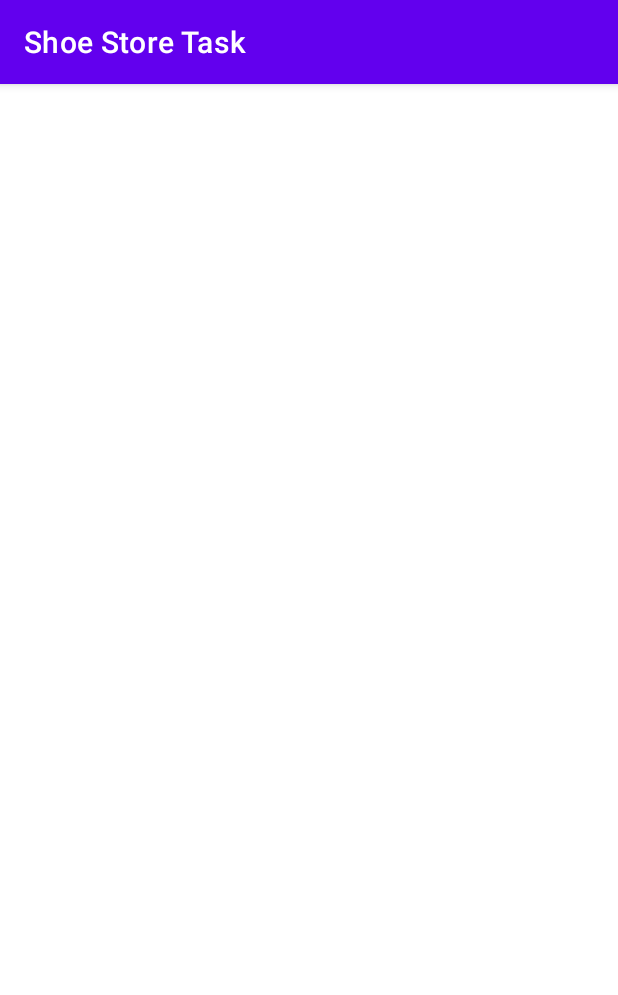
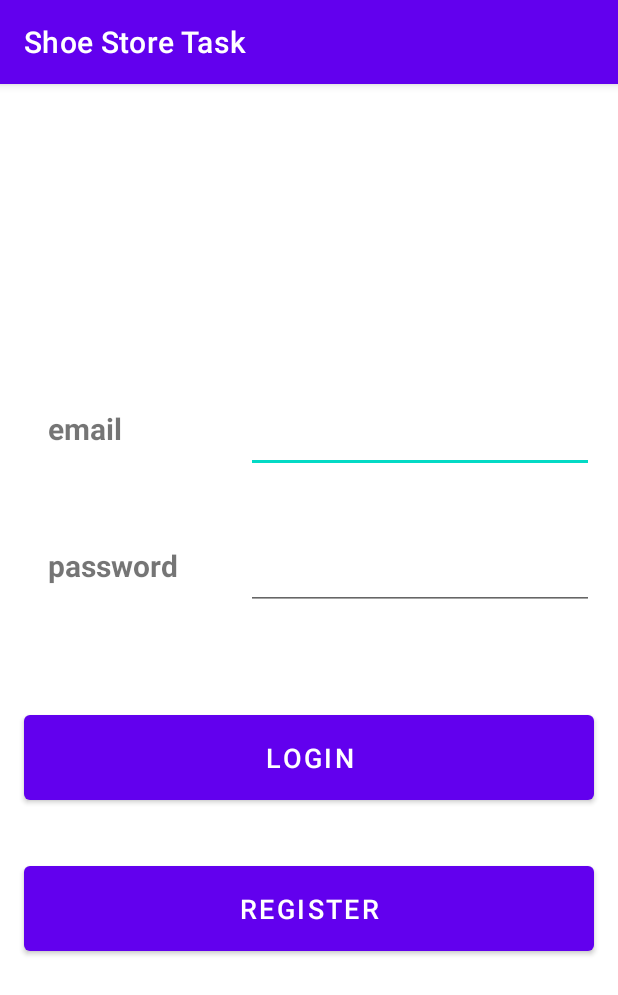
Before and after one commit to HappySolutions/Shoe-Store-Task, an Android app: the screen it shows after launch (MainActivity), on a phone screen of 412 x 824 dp. Shown: the top 995 px of the screen. Run offline under Robolectric (Android 15) with nearby library versions, the phone set to English and light mode, and no system bars; our stand-ins replace data binding.

Commit message:
fixing navigation issue with databinding

```diff
--- a/app/src/main/java/com/example/shoestoretask/screens/login/LoginFragment.kt
+++ b/app/src/main/java/com/example/shoestoretask/screens/login/LoginFragment.kt
@@ -6,9 +6,10 @@ import android.view.LayoutInflater
 import android.view.View
 import android.view.ViewGroup
 import androidx.databinding.DataBindingUtil
-import androidx.databinding.ViewDataBinding
+import androidx.navigation.findNavController
 import com.example.shoestoretask.R
-
+import com.example.shoestoretask.databinding.FragmentLoginBinding
+import com.example.shoestoretask.screens.login.LoginFragmentDirections.Companion.actionLoginFragmentToWelcomeFragment
 
 class LoginFragment : Fragment() {
 
@@ -18,10 +19,18 @@ class LoginFragment : Fragment() {
         savedInstanceState: Bundle?
     ): View? {
         //return inflater.inflate(R.layout.fragment_login, container, false)
-        val binding: ViewDataBinding? =
+        val binding: FragmentLoginBinding? =
             DataBindingUtil.inflate(inflater, R.layout.fragment_login,
                 container, false)
+        binding?.loginB?.setOnClickListener {
+                view: View -> view.findNavController().navigate(LoginFragmentDirections.actionLoginFragmentToWelcomeFragment())
+        }
+        binding?.regB?.setOnClickListener {
+                view: View -> view.findNavController().navigate(LoginFragmentDirections.actionLoginFragmentToWelcomeFragment())
+        }
+
         return binding?.root
     }
 
+
 }
--- a/app/src/main/res/layout/fragment_login.xml
+++ b/app/src/main/res/layout/fragment_login.xml
@@ -1,62 +1,90 @@
 <?xml version="1.0" encoding="utf-8"?>
 <layout xmlns:android="http://schemas.android.com/apk/res/android"
     xmlns:tools="http://schemas.android.com/tools"
+    xmlns:app="http://schemas.android.com/apk/res-auto"
     tools:context=".screens.login.LoginFragment">
 
-   <LinearLayout
-       android:orientation="vertical"
+    <androidx.constraintlayout.widget.ConstraintLayout
         android:layout_width="match_parent"
         android:layout_height="match_parent">
+
         <EditText
             android:id="@+id/email"
-           android:layout_width="wrap_content"
+            style="@style/editTxtStyle"
+            android:layout_width="0dp"
             android:layout_height="wrap_content"
             android:layout_marginStart="32dp"
             android:layout_marginTop="200dp"
             android:layout_marginEnd="16dp"
             android:ems="10"
             android:inputType="textEmailAddress"
-           android:minHeight="48dp" />
+            app:layout_constraintEnd_toEndOf="parent"
+            app:layout_constraintHorizontal_bias="0.5"
+            app:layout_constraintStart_toEndOf="@+id/textView2"
+            app:layout_constraintTop_toTopOf="parent" />
 
         <EditText
             android:id="@+id/pass"
-           android:layout_width="wrap_content"
+            style="@style/editTxtStyle"
+            android:layout_width="0dp"
             android:layout_height="wrap_content"
             android:layout_marginStart="32dp"
             android:layout_marginTop="32dp"
             android:layout_marginEnd="16dp"
             android:ems="10"
             android:inputType="textPassword"
-           android:minHeight="48dp" />
+            app:layout_constraintEnd_toEndOf="parent"
+            app:layout_constraintHorizontal_bias="0.5"
+            app:layout_constraintStart_toEndOf="@+id/textView3"
+            app:layout_constraintTop_toBottomOf="@+id/email" />
 
         <Button
             android:id="@+id/loginB"
-           android:layout_width="wrap_content"
+            style="@style/btnStyle"
+            android:layout_width="0dp"
             android:layout_height="wrap_content"
             android:layout_marginTop="64dp"
-           android:text="login"/>
+            android:text="login"
+            app:layout_constraintEnd_toEndOf="parent"
+            app:layout_constraintStart_toStartOf="parent"
+            app:layout_constraintTop_toBottomOf="@+id/pass" />
 
         <TextView
             android:id="@+id/textView2"
-           android:layout_width="wrap_content"
+            style="@style/txtStyle"
+            android:layout_width="100dp"
             android:layout_height="wrap_content"
             android:layout_marginStart="32dp"
-           android:text="email" />
+            android:text="email"
+            app:layout_constraintBaseline_toBaselineOf="@+id/email"
+            app:layout_constraintEnd_toStartOf="@+id/email"
+            app:layout_constraintHorizontal_bias="0.5"
+            app:layout_constraintHorizontal_chainStyle="packed"
+            app:layout_constraintStart_toStartOf="parent" />
 
         <TextView
             android:id="@+id/textView3"
-           android:layout_width="wrap_content"
+            style="@style/txtStyle"
+            android:layout_width="100dp"
             android:layout_height="wrap_content"
             android:layout_marginStart="32dp"
-           android:text="password" />
+            android:text="password"
+            app:layout_constraintBaseline_toBaselineOf="@+id/pass"
+            app:layout_constraintEnd_toStartOf="@+id/pass"
+            app:layout_constraintHorizontal_bias="0.5"
+            app:layout_constraintHorizontal_chainStyle="packed"
+            app:layout_constraintStart_toStartOf="parent" />
 
         <Button
             android:id="@+id/regB"
-           android:layout_width="wrap_content"
+            style="@style/btnStyle"
+            android:layout_width="0dp"
             android:layout_height="wrap_content"
             android:layout_marginTop="32dp"
-           android:text="register" />
-
-   </LinearLayout>
+            android:text="register"
+            app:layout_constraintEnd_toEndOf="parent"
+            app:layout_constraintStart_toStartOf="parent"
+            app:layout_constraintTop_toBottomOf="@+id/loginB" />
+    </androidx.constraintlayout.widget.ConstraintLayout>
 
 </layout>
--- a/app/src/main/res/navigation/nav_graph.xml
+++ b/app/src/main/res/navigation/nav_graph.xml
@@ -12,7 +12,8 @@
         tools:layout="@layout/fragment_login" >
         <action
             android:id="@+id/action_loginFragment_to_welcomeFragment"
-            app:destination="@id/welcomeFragment" />
+            app:destination="@id/welcomeFragment"
+            app:enterAnim="@anim/nav_default_enter_anim" />
     </fragment>
     <fragment
         android:id="@+id/welcomeFragment"
@@ -27,5 +28,14 @@
         android:id="@+id/instructionsFragment"
         android:name="com.example.shoestoretask.screens.instructions.InstructionsFragment"
         android:label="fragment_instructions"
-        tools:layout="@layout/fragment_instructions" />
+        tools:layout="@layout/fragment_instructions" >
+        <action
+            android:id="@+id/action_instructionsFragment_to_shoeListFragment"
+            app:destination="@id/shoeListFragment" />
+    </fragment>
+    <fragment
+        android:id="@+id/shoeListFragment"
+        android:name="com.example.shoestoretask.screens.shoeList.ShoeListFragment"
+        android:label="fragment_shoe_list"
+        tools:layout="@layout/fragment_shoe_list" />
 </navigation>
```
Also changed, not shown: app/src/main/java/com/example/shoestoretask/MainActivity.kt (+21 -1 lines), app/src/main/res/layout/activity_main.xml (+1 -7 lines). Lines whose indentation alone changed are shown as unchanged.
